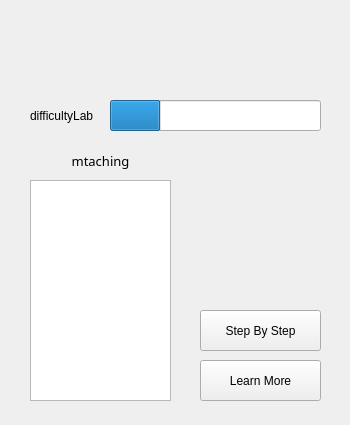
This is recipebutton.ui in ReneeTong/a8-edu-app as Qt 5 draws it before an edit. The edited form follows.
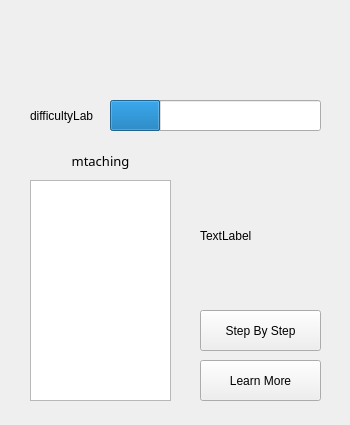
This is the edited form.

The edit to the form file:
```diff
--- a/recipebutton.ui
+++ b/recipebutton.ui
@@ -141,6 +141,19 @@
     <string>Step By Step</string>
    </property>
   </widget>
+  <widget class="QLabel" name="imageLab">
+   <property name="geometry">
+    <rect>
+     <x>200</x>
+     <y>180</y>
+     <width>111</width>
+     <height>111</height>
+    </rect>
+   </property>
+   <property name="text">
+    <string>TextLabel</string>
+   </property>
+  </widget>
  </widget>
  <resources/>
  <connections/>
```
